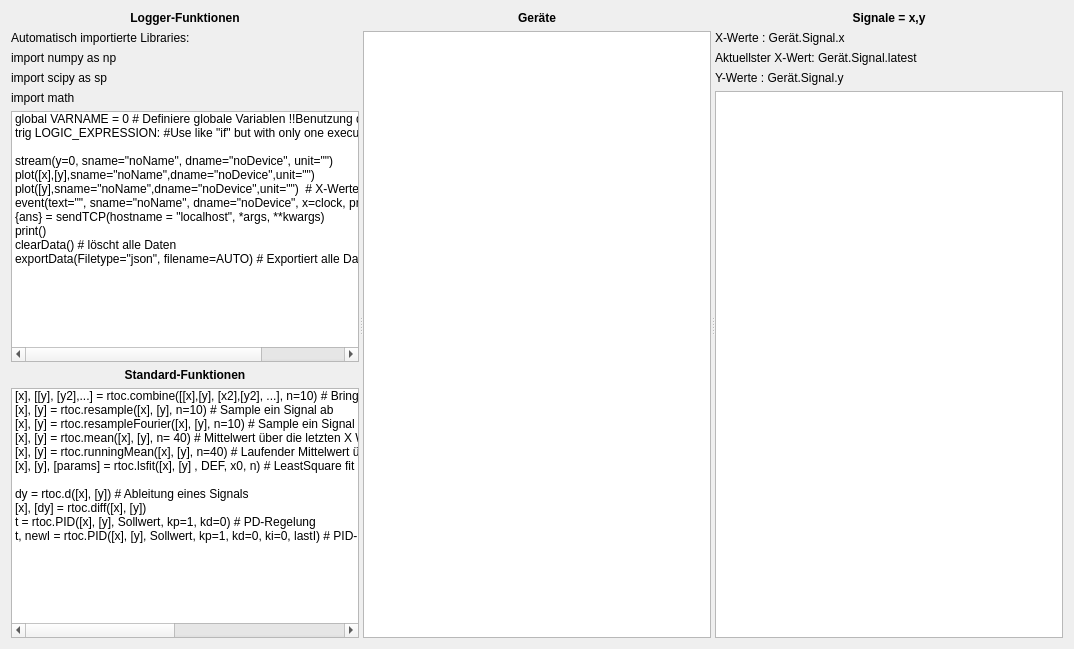
Before: the Qt Designer form RTOC/RTOC_GUI/ui/scriptHelpWidget.ui in Haschtl/RealTimeOpenControl, drawn with Qt 5.
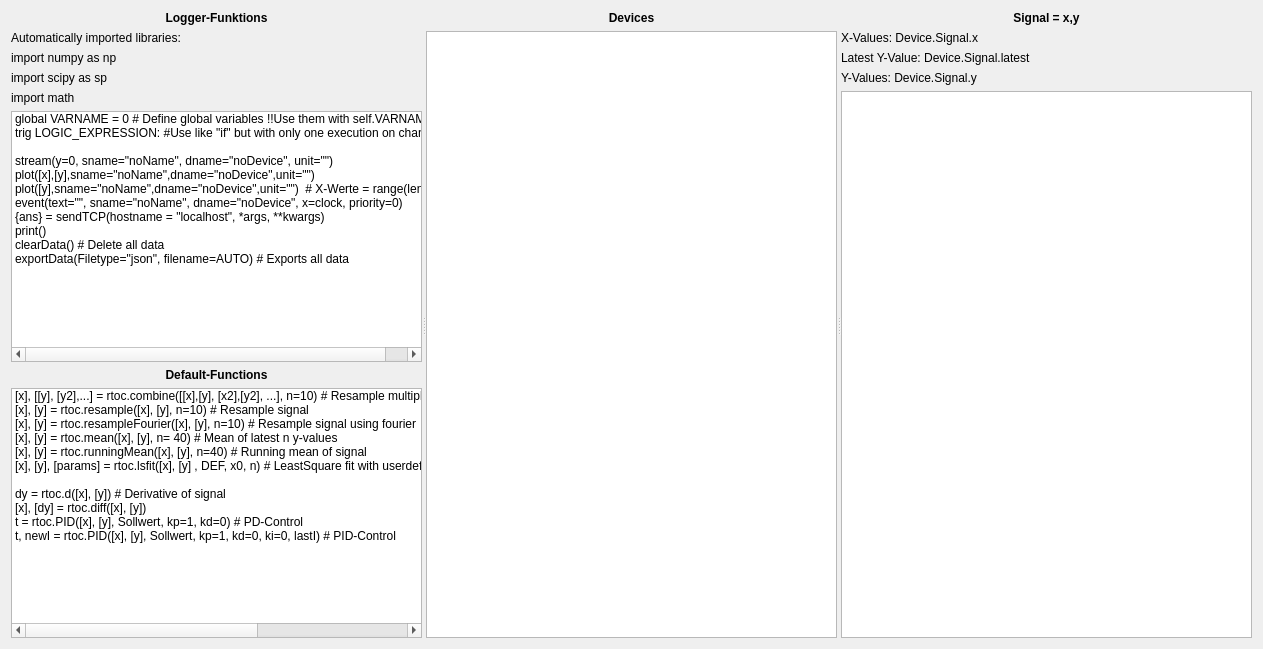
After: the same form once the commit is applied.

```diff
--- a/RTOC/RTOC_GUI/ui/scriptHelpWidget.ui
+++ b/RTOC/RTOC_GUI/ui/scriptHelpWidget.ui
@@ -6,7 +6,7 @@
    <rect>
     <x>0</x>
     <y>0</y>
-    <width>1074</width>
+    <width>1263</width>
     <height>649</height>
    </rect>
   </property>
@@ -31,7 +31,7 @@
           </font>
          </property>
          <property name="text">
-          <string>Logger-Funktionen</string>
+          <string>Logger-Funktions</string>
          </property>
          <property name="alignment">
           <set>Qt::AlignCenter</set>
@@ -41,7 +41,7 @@
        <item>
         <widget class="QLabel" name="label_8">
          <property name="text">
-          <string>Automatisch importierte Libraries:</string>
+          <string>Automatically imported libraries:</string>
          </property>
         </widget>
        </item>
@@ -76,7 +76,7 @@
          </property>
          <item>
           <property name="text">
-           <string>global VARNAME = 0 # Definiere globale Variablen !!Benutzung durch self.VARNAME!!</string>
+           <string>global VARNAME = 0 # Define global variables !!Use them with self.VARNAME!!</string>
           </property>
          </item>
          <item>
@@ -121,12 +121,12 @@
          </item>
          <item>
           <property name="text">
-           <string>clearData() # löscht alle Daten</string>
+           <string>clearData() # Delete all data</string>
           </property>
          </item>
          <item>
           <property name="text">
-           <string>exportData(Filetype=&quot;json&quot;, filename=AUTO) # Exportiert alle Daten</string>
+           <string>exportData(Filetype=&quot;json&quot;, filename=AUTO) # Exports all data</string>
           </property>
          </item>
         </widget>
@@ -141,7 +141,7 @@
           </font>
          </property>
          <property name="text">
-          <string>Standard-Funktionen</string>
+          <string>Default-Functions</string>
          </property>
          <property name="alignment">
           <set>Qt::AlignCenter</set>
@@ -158,32 +158,32 @@
          </property>
          <item>
           <property name="text">
-           <string>[x], [[y], [y2],...] = rtoc.combine([[x],[y], [x2],[y2], ...], n=10) # Bringe mehrere Signale auf die gleiche X-Achse</string>
+           <string>[x], [[y], [y2],...] = rtoc.combine([[x],[y], [x2],[y2], ...], n=10) # Resample multiple signals to have same X-values</string>
           </property>
          </item>
          <item>
           <property name="text">
-           <string>[x], [y] = rtoc.resample([x], [y], n=10) # Sample ein Signal ab </string>
+           <string>[x], [y] = rtoc.resample([x], [y], n=10) # Resample signal</string>
           </property>
          </item>
          <item>
           <property name="text">
-           <string>[x], [y] = rtoc.resampleFourier([x], [y], n=10) # Sample ein Signal ab mit Fourier</string>
+           <string>[x], [y] = rtoc.resampleFourier([x], [y], n=10) # Resample signal using fourier</string>
           </property>
          </item>
          <item>
           <property name="text">
-           <string>[x], [y] = rtoc.mean([x], [y], n= 40) # Mittelwert über die letzten X Werte</string>
+           <string>[x], [y] = rtoc.mean([x], [y], n= 40) # Mean of latest n y-values</string>
           </property>
          </item>
          <item>
           <property name="text">
-           <string>[x], [y] = rtoc.runningMean([x], [y], n=40) # Laufender Mittelwert über Signal</string>
+           <string>[x], [y] = rtoc.runningMean([x], [y], n=40) # Running mean of signal</string>
           </property>
          </item>
          <item>
           <property name="text">
-           <string>[x], [y], [params] = rtoc.lsfit([x], [y] , DEF, x0, n) # LeastSquare fit auf benutzerdefinierte DEF, oder vordefinidert: DEF = &quot;linear&quot; oder &quot;quad&quot;</string>
+           <string>[x], [y], [params] = rtoc.lsfit([x], [y] , DEF, x0, n) # LeastSquare fit with userdefined DEF, or predefined: DEF = &quot;linear&quot; or &quot;quad&quot;</string>
           </property>
          </item>
          <item>
@@ -193,7 +193,7 @@
          </item>
          <item>
           <property name="text">
-           <string>dy = rtoc.d([x], [y]) # Ableitung eines Signals</string>
+           <string>dy = rtoc.d([x], [y]) # Derivative of signal</string>
           </property>
          </item>
          <item>
@@ -203,12 +203,12 @@
          </item>
          <item>
           <property name="text">
-           <string>t = rtoc.PID([x], [y], Sollwert, kp=1, kd=0) # PD-Regelung</string>
+           <string>t = rtoc.PID([x], [y], Sollwert, kp=1, kd=0) # PD-Control</string>
           </property>
          </item>
          <item>
           <property name="text">
-           <string>t, newI = rtoc.PID([x], [y], Sollwert, kp=1, kd=0, ki=0, lastI) # PID-Regelung</string>
+           <string>t, newI = rtoc.PID([x], [y], Sollwert, kp=1, kd=0, ki=0, lastI) # PID-Control</string>
           </property>
          </item>
         </widget>
@@ -227,7 +227,7 @@
           </font>
          </property>
          <property name="text">
-          <string>Geräte</string>
+          <string>Devices</string>
          </property>
          <property name="alignment">
           <set>Qt::AlignCenter</set>
@@ -258,7 +258,7 @@
           </font>
          </property>
          <property name="text">
-          <string>Signale = x,y</string>
+          <string>Signal = x,y</string>
          </property>
          <property name="alignment">
           <set>Qt::AlignCenter</set>
@@ -268,21 +268,21 @@
        <item>
         <widget class="QLabel" name="label_5">
          <property name="text">
-          <string>X-Werte : Gerät.Signal.x</string>
+          <string>X-Values: Device.Signal.x</string>
          </property>
         </widget>
        </item>
        <item>
         <widget class="QLabel" name="label_7">
          <property name="text">
-          <string>Aktuellster X-Wert: Gerät.Signal.latest</string>
+          <string>Latest Y-Value: Device.Signal.latest</string>
          </property>
         </widget>
        </item>
        <item>
         <widget class="QLabel" name="label_6">
          <property name="text">
-          <string>Y-Werte : Gerät.Signal.y</string>
+          <string>Y-Values: Device.Signal.y</string>
          </property>
         </widget>
        </item>
```
Left out of the diff: 2 changed lines with no effect on the pictures.
